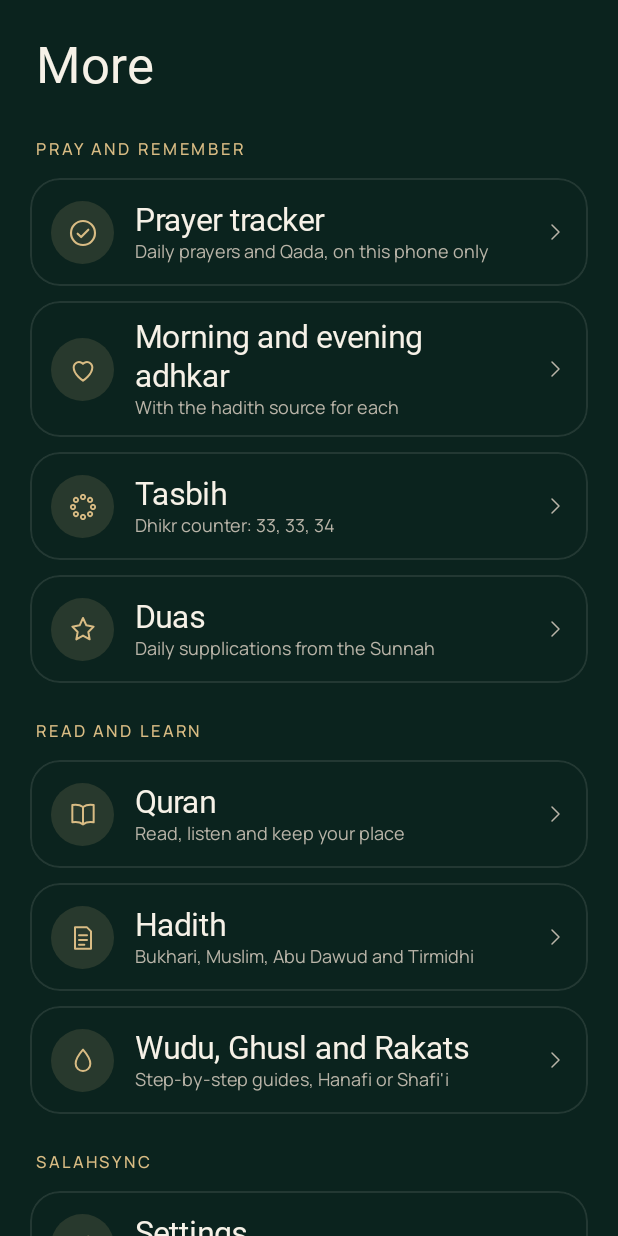
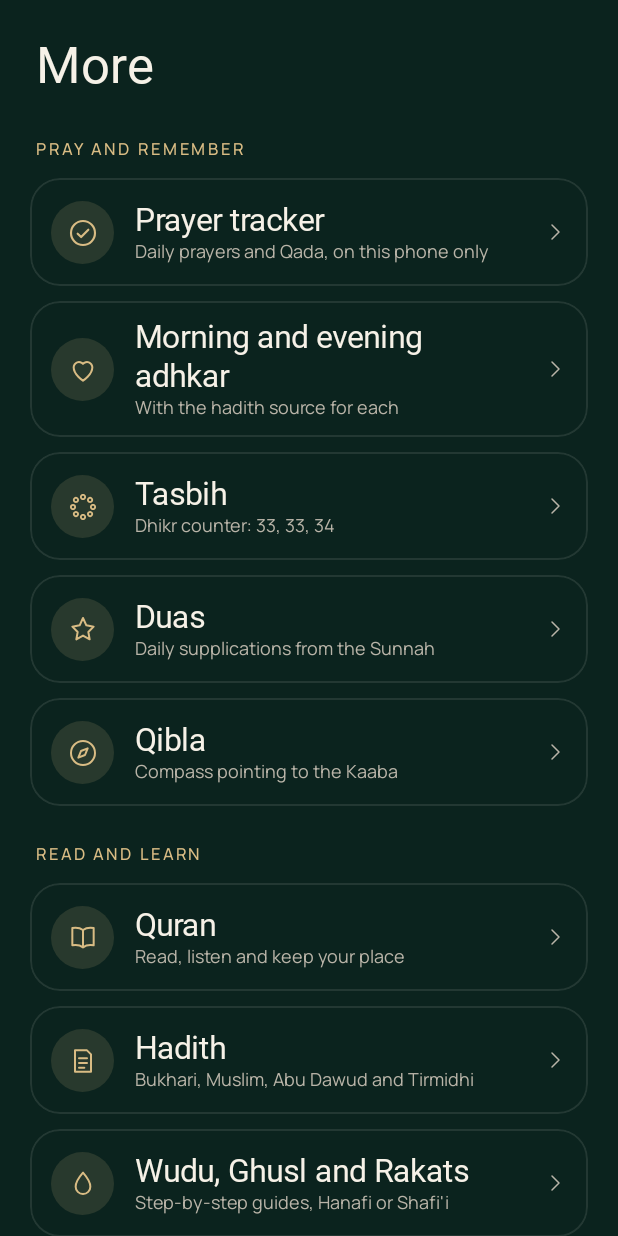
Before and after one commit to abdulhadiaffiliate-lgtm/SalahSync, an Android app built with Jetpack Compose: the composable MoreScreen shown on its own in the app's theme, on a phone screen of 412 x 824 dp. Run offline under Robolectric (Android 15) with nearby library versions, the phone set to English and light mode, and no system bars; Roboto replaces fonts that are not available here.

Commit message:
Replace the Qibla tab with Hadith; keep Qibla on Home and More
Co-Authored-By: Claude Opus 5.5 <noreply@anthropic.com>
Claude-Session: https://claude.ai/code/session_01S3gY4MzvLZTGumrDbZzsf1

```diff
--- a/app/src/main/java/com/salahsync/ui/more/MoreScreens.kt
+++ b/app/src/main/java/com/salahsync/ui/more/MoreScreens.kt
@@ -50,6 +50,7 @@ fun MoreScreen(
     onTracker: () -> Unit,
     onQuran: () -> Unit,
     onHadith: () -> Unit,
+    onQibla: () -> Unit,
     onSettings: () -> Unit,
     onAbout: () -> Unit,
 ) {
@@ -65,6 +66,7 @@ fun MoreScreen(
         Entry("Morning and evening adhkar", "With the hadith source for each", SalahIcons.Heart, onAdhkar)
         Entry("Tasbih", "Dhikr counter: 33, 33, 34", SalahIcons.Beads, onTasbih)
         Entry("Duas", "Daily supplications from the Sunnah", SalahIcons.Star, onDuas)
+        Entry("Qibla", "Compass pointing to the Kaaba", SalahIcons.Compass, onQibla)
         Section("Read and learn")
         Entry("Quran", "Read, listen and keep your place", SalahIcons.Book, onQuran)
         Entry("Hadith", "Bukhari, Muslim, Abu Dawud and Tirmidhi", SalahIcons.Notes, onHadith)
```
Also changed, not shown: app/src/main/java/com/salahsync/MainActivity.kt (+7 -5 lines).
